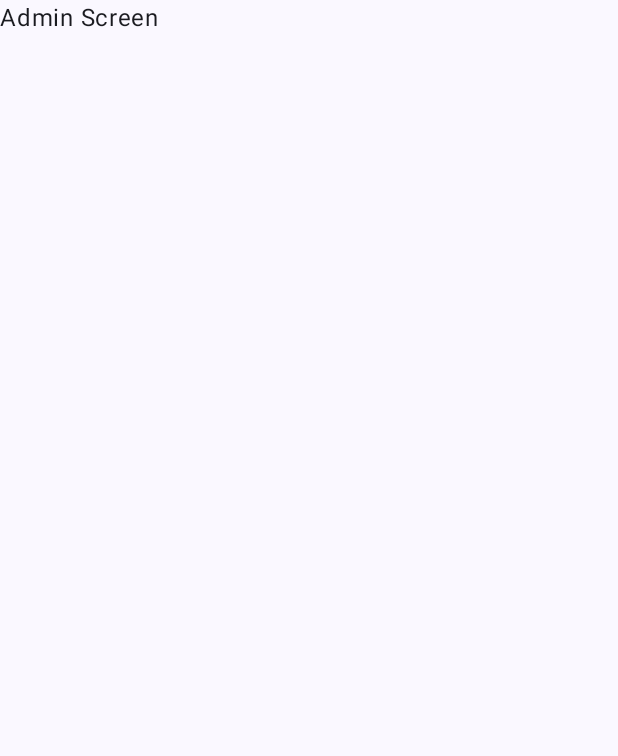
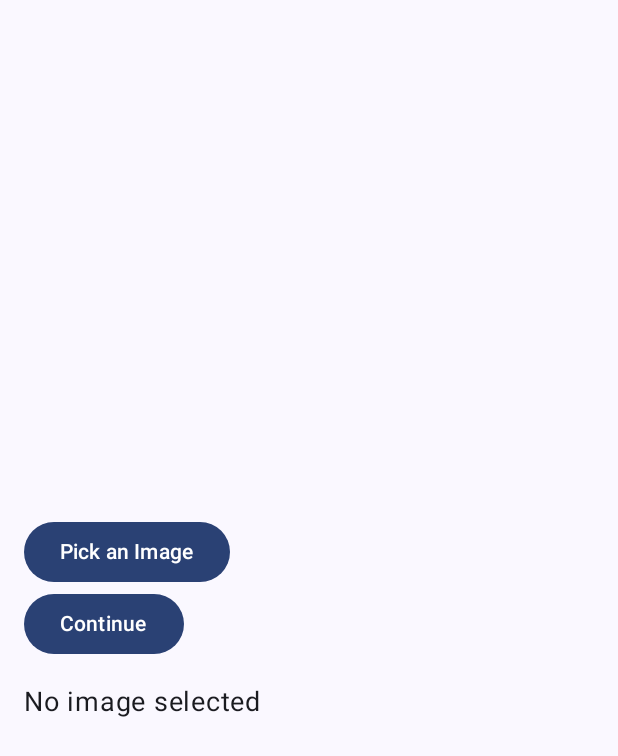
Before and after one commit to walmart-hack/sparkathon_app, an Android app built with Jetpack Compose: the AdminScreen screen opened through its navigation route, on a phone screen of 412 x 824 dp. Before the commit the part shown is almost empty. Shown: the top 756 px of the screen. Run offline under Robolectric (Android 15) with nearby library versions, the phone set to English and light mode, and no system bars; our stand-ins replace Dagger/Hilt's generated code; pictures from the network do not load.

Commit message:
Added image upload feature along with 2 api integration

```diff
--- a/app/build.gradle
+++ b/app/build.gradle
@@ -76,4 +76,10 @@ dependencies {
     implementation "androidx.hilt:hilt-navigation-compose:1.1.0"
     // Optional - Integration with Navigation
     implementation "androidx.navigation:navigation-compose:2.7.6"
+
+    implementation "com.google.accompanist:accompanist-permissions:0.31.3-beta"
+    implementation "io.coil-kt:coil-compose:2.6.0"
+
+    implementation 'com.squareup.okhttp3:okhttp:4.9.2'
+    implementation 'com.google.code.gson:gson:2.8.8'
 }
--- a/app/src/main/java/com/example/walmart_sparkathon/ViewModels/LoginScreenViewModel.kt
+++ b/app/src/main/java/com/example/walmart_sparkathon/ViewModels/LoginScreenViewModel.kt
@@ -19,7 +19,7 @@ class LoginScreenViewModel @Inject constructor() : ViewModel() {
 }
 
 enum class UserType {
-    Admin,
-    User,
+    Admin,//store manager
+    User,//customers
     Invalid
 }
--- a/app/src/main/java/com/example/walmart_sparkathon/Views/AdminScreen.kt
+++ b/app/src/main/java/com/example/walmart_sparkathon/Views/AdminScreen.kt
@@ -1,18 +1,86 @@
 package com.example.walmart_sparkathon.Views
 
+import android.net.Uri
+import androidx.activity.compose.rememberLauncherForActivityResult
+import androidx.activity.result.contract.ActivityResultContracts
+import androidx.compose.foundation.Image
+import androidx.compose.foundation.layout.Arrangement
+import androidx.compose.foundation.layout.Column
+import androidx.compose.foundation.layout.Spacer
+import androidx.compose.foundation.layout.fillMaxSize
+import androidx.compose.foundation.layout.fillMaxWidth
+import androidx.compose.foundation.layout.height
+import androidx.compose.foundation.layout.padding
+import androidx.compose.material3.Button
 import androidx.compose.material3.Text
 import androidx.compose.runtime.Composable
-import androidx.compose.ui.tooling.preview.Preview
+import androidx.compose.runtime.collectAsState
+import androidx.compose.runtime.getValue
+import androidx.compose.ui.Modifier
+import androidx.compose.ui.unit.dp
+import androidx.compose.ui.unit.sp
+import androidx.lifecycle.viewmodel.compose.viewModel
 import androidx.navigation.NavController
+import coil.compose.rememberImagePainter
+import coil.transform.CircleCropTransformation
 import com.example.walmart_sparkathon.ViewModels.AdminScreenViewModel
+import com.google.gson.Gson
+import kotlinx.coroutines.CoroutineScope
+import kotlinx.coroutines.Dispatchers
+import kotlinx.coroutines.launch
+import okhttp3.MediaType.Companion.toMediaType
+import okhttp3.MediaType.Companion.toMediaTypeOrNull
+import okhttp3.MultipartBody
+import okhttp3.OkHttpClient
+import okhttp3.Request
+import okhttp3.RequestBody.Companion.asRequestBody
+import okhttp3.RequestBody.Companion.toRequestBody
+import okio.IOException
+import java.io.File
 
 @Composable
-fun AdminScreen(navController: NavController,viewModel: AdminScreenViewModel){
-    Text(text = "Admin Screen")
+fun AdminScreen(navController: NavController, viewModel: AdminScreenViewModel = viewModel()) {
+    // Create a launcher to handle the result of the image picker intent
+    val imagePickerLauncher = rememberLauncherForActivityResult(ActivityResultContracts.GetContent()) { uri: Uri? ->
+        uri?.let { selectedImageUri ->
+            // Update the state with the selected image URI
+            viewModel.updateImageUri(selectedImageUri)
+        }
+    }
+
+    // Retrieve the image URI from the ViewModel
+    val imageUri by viewModel.selectedImageUri.collectAsState()
+
+    Column(
+        modifier = Modifier
+            .fillMaxSize()
+            .padding(16.dp),
+        verticalArrangement = Arrangement.Center
+    ) {
+        // Button to pick an image
+        Button(onClick = { imagePickerLauncher.launch("image/*") }) {
+            Text("Pick an Image")
+        }
+        Button(onClick = {viewModel.send_walmart_image(imageUri)}) {
+            Text("Continue")
+        }
+
+        Spacer(modifier = Modifier.height(16.dp))
+
+        // Display the selected image
+        imageUri?.let {
+            Image(
+                painter = rememberImagePainter(
+                    data = it,
+                    builder = {
+                        transformations(CircleCropTransformation())
+                    }
+                ),
+                contentDescription = null,
+                modifier = Modifier
+                    .fillMaxWidth()
+                    .height(250.dp)
+            )
+        } ?: Text("No image selected", fontSize = 18.sp)
+    }
 }
-
-@Composable
-@Preview(showBackground = true)
-fun AdminScreenPreview(){
-    Text("Admin screen")
-}
--- /dev/null
+++ b/app/src/main/res/xml/network_security_config.xml
@@ -0,0 +1,6 @@
+<?xml version="1.0" encoding="utf-8"?>
+<network-security-config>
+    <domain-config cleartextTrafficPermitted="true">
+        <domain includeSubdomains="true">192.168.29.69</domain>
+    </domain-config>
+</network-security-config>
```
Also changed, not shown: app/src/main/AndroidManifest.xml (+14 -1 lines), app/src/main/java/com/example/walmart_sparkathon/ViewModels/AdminScreenViewModel.kt (+51 -0 lines), app/src/main/java/com/example/walmart_sparkathon/Views/UserScreen.kt (+52 -0 lines).
